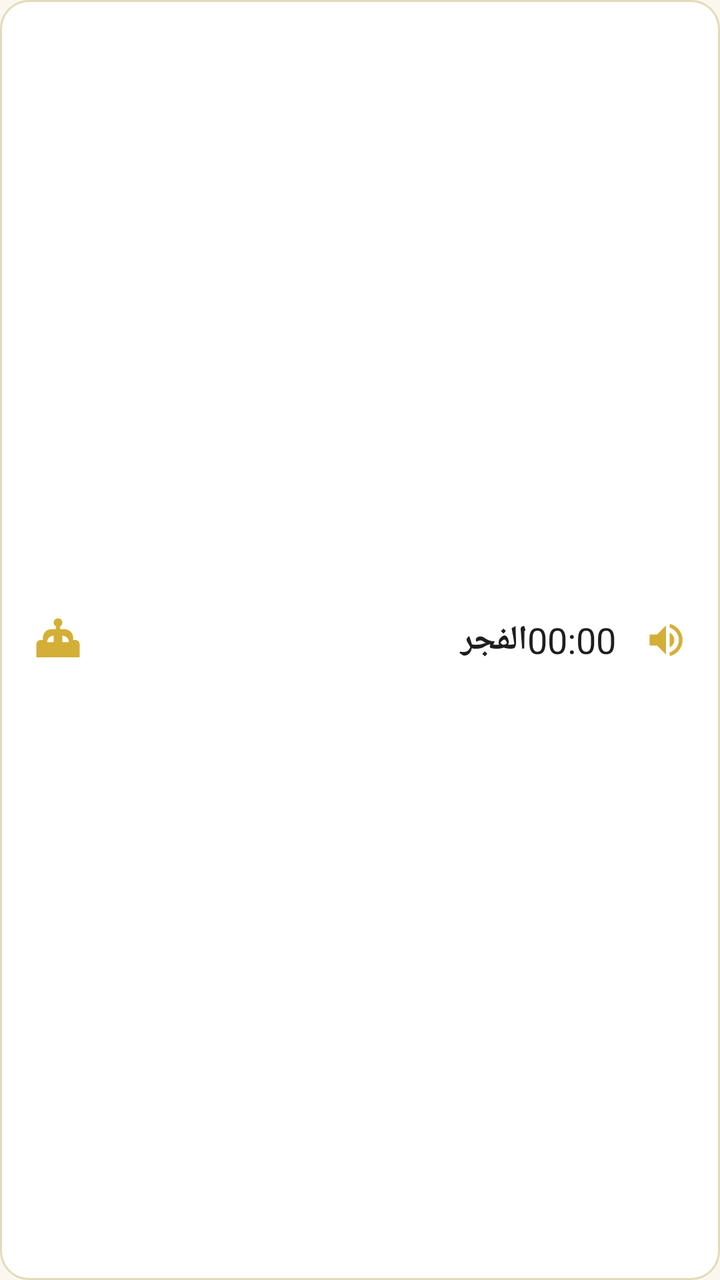
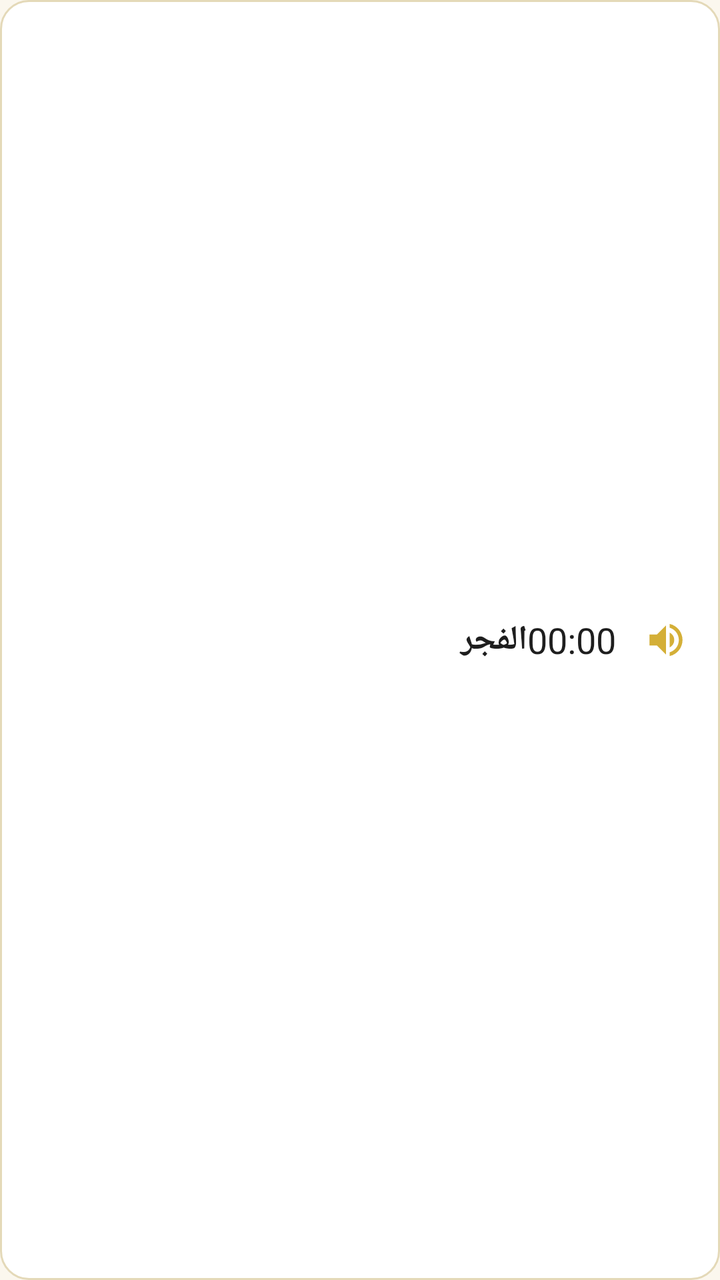

Before-and-after screenshots of an Android layout around one commit, followed by the original layout XML and the change that was made.
<!-- AndroidManifest.xml: application theme Theme.MuazinAseelan -->
<!-- res/layout/item_prayer.xml -->
<?xml version="1.0" encoding="utf-8"?>
<LinearLayout xmlns:android="http://schemas.android.com/apk/res/android"
    android:layout_width="match_parent"
    android:layout_height="wrap_content"
    android:layout_marginBottom="10dp"
    android:background="@drawable/bg_prayer_item"
    android:gravity="center_vertical"
    android:orientation="horizontal"
    android:paddingHorizontal="16dp"
    android:paddingVertical="14dp">

    <ImageView
        android:id="@+id/icon_prayer"
        android:layout_width="26dp"
        android:layout_height="26dp"
        android:src="@drawable/ic_mosque" />

    <TextView
        android:id="@+id/text_prayer_name"
        android:layout_width="0dp"
        android:layout_height="wrap_content"
        android:layout_marginStart="14dp"
        android:layout_weight="1"
        android:gravity="start"
        android:text="الفجر"
        android:textColor="@color/text_dark"
        android:textSize="17sp"
        android:textStyle="bold" />

    <TextView
        android:id="@+id/text_prayer_time"
        android:layout_width="wrap_content"
        android:layout_height="wrap_content"
        android:layout_marginEnd="14dp"
        android:text="00:00"
        android:textColor="@color/text_dark"
        android:textSize="18sp" />

    <ImageView
        android:id="@+id/icon_alert_mode"
        android:layout_width="22dp"
        android:layout_height="22dp"
        android:src="@drawable/ic_sound_full" />

</LinearLayout>
<!-- resources referenced by this layout -->
<resources>
  <color name="text_dark">#1E1E1E</color>
  <!-- drawable bg_prayer_item (drawable) -->
  <?xml version="1.0" encoding="utf-8"?>
  <shape xmlns:android="http://schemas.android.com/apk/res/android">
      <corners android:radius="14dp"/>
      <solid android:color="#FFFFFF"/>
      <stroke android:width="1dp" android:color="#E4D9B8"/>
  </shape>
  <!-- drawable ic_mosque (drawable) -->
  <vector xmlns:android="http://schemas.android.com/apk/res/android"
      android:width="22dp" android:height="22dp" android:viewportWidth="24" android:viewportHeight="24">
      <path android:fillColor="#D4AF37" android:pathData="M12,2c-1.1,0 -2,0.9 -2,2c0,0.74 0.4,1.38 1,1.72L11,7H9C6.79,7 5,8.79 5,11v1H4c-1.1,0 -2,0.9 -2,2v6h20v-6c0,-1.1 -0.9,-2 -2,-2h-1v-1c0,-2.21 -1.79,-4 -4,-4h-2l0,-1.28c0.6,-0.34 1,-0.98 1,-1.72C14,2.9 13.1,2 12,2zM7,13c0,-1.66 1.34,-3 3,-3v3H7zM14,13v-3c1.66,0 3,1.34 3,3H14z"/>
  </vector>
  <!-- drawable ic_sound_full (drawable) -->
  <vector xmlns:android="http://schemas.android.com/apk/res/android"
      android:width="20dp" android:height="20dp" android:viewportWidth="24" android:viewportHeight="24">
      <path android:fillColor="#D4AF37" android:pathData="M3,9v6h4l5,5V4L7,9L3,9zM16.5,12c0,-1.77 -1.02,-3.29 -2.5,-4.03v8.05c1.48,-0.73 2.5,-2.25 2.5,-4.02zM14,3.23v2.06c2.89,0.86 5,3.54 5,6.71s-2.11,5.85 -5,6.71v2.06c4.01,-0.91 7,-4.49 7,-8.77s-2.99,-7.86 -7,-8.77z"/>
  </vector>
  <style name="Theme.MuazinAseelan" parent="Theme.MaterialComponents.DayNight.NoActionBar">
          <item name="colorPrimary">@color/olive_dark</item>
          <item name="colorPrimaryVariant">@color/olive_deep</item>
          <item name="colorOnPrimary">@color/off_white</item>
          <item name="colorSecondary">@color/gold</item>
          <item name="colorSecondaryVariant">@color/gold_light</item>
          <item name="colorOnSecondary">@color/olive_dark</item>
          <item name="android:statusBarColor">@color/olive_dark</item>
          <item name="android:navigationBarColor">@color/olive_dark</item>
          <item name="android:windowLightStatusBar" tools:targetApi="23">false</item>
          <item name="android:windowBackground">@color/cream</item>
      </style>
  <color name="olive_dark">#123524</color>
  <color name="olive_deep">#0E2A1C</color>
  <color name="off_white">#F7F1E3</color>
  <color name="gold">#D4AF37</color>
  <color name="gold_light">#E8C766</color>
  <color name="cream">#FBF7EE</color>
</resources>

<!-- the commit's change to res/layout/item_prayer.xml (unified diff, before → after) -->
@@ -9,17 +9,10 @@
     android:paddingHorizontal="16dp"
     android:paddingVertical="14dp">
 
-    <ImageView
-        android:id="@+id/icon_prayer"
-        android:layout_width="26dp"
-        android:layout_height="26dp"
-        android:src="@drawable/ic_mosque" />
-
     <TextView
         android:id="@+id/text_prayer_name"
         android:layout_width="0dp"
         android:layout_height="wrap_content"
-        android:layout_marginStart="14dp"
         android:layout_weight="1"
         android:gravity="start"
         android:text="الفجر"
<!-- resource entries referenced after the edit -->
@@ -8,11 +8,6 @@
       <solid android:color="#FFFFFF"/>
       <stroke android:width="1dp" android:color="#E4D9B8"/>
   </shape>
-  <!-- drawable ic_mosque (drawable) -->
-  <vector xmlns:android="http://schemas.android.com/apk/res/android"
-      android:width="22dp" android:height="22dp" android:viewportWidth="24" android:viewportHeight="24">
-      <path android:fillColor="#D4AF37" android:pathData="M12,2c-1.1,0 -2,0.9 -2,2c0,0.74 0.4,1.38 1,1.72L11,7H9C6.79,7 5,8.79 5,11v1H4c-1.1,0 -2,0.9 -2,2v6h20v-6c0,-1.1 -0.9,-2 -2,-2h-1v-1c0,-2.21 -1.79,-4 -4,-4h-2l0,-1.28c0.6,-0.34 1,-0.98 1,-1.72C14,2.9 13.1,2 12,2zM7,13c0,-1.66 1.34,-3 3,-3v3H7zM14,13v-3c1.66,0 3,1.34 3,3H14z"/>
-  </vector>
   <!-- drawable ic_sound_full (drawable) -->
   <vector xmlns:android="http://schemas.android.com/apk/res/android"
       android:width="20dp" android:height="20dp" android:viewportWidth="24" android:viewportHeight="24">
